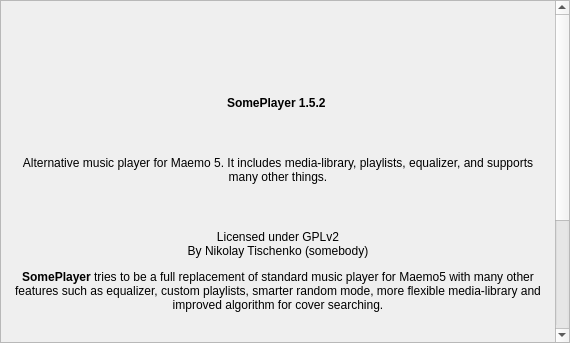
First picture: the form in src/ui/aboutform.ui, repository niktischenko/someplayer, before the edit.
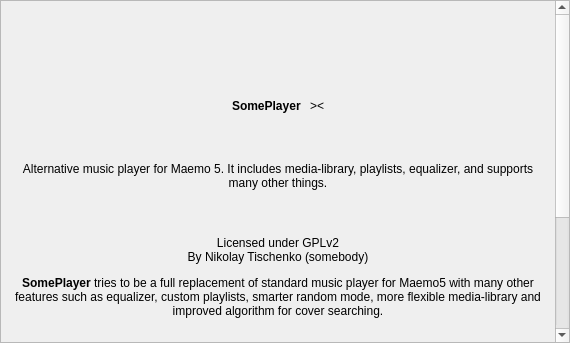
Second picture: the form after the edit. Icons and pictures are not drawn.

Commit message: Version number in about from someplayer.h

```diff
--- a/src/ui/aboutform.ui
+++ b/src/ui/aboutform.ui
@@ -32,9 +32,9 @@
       <property name="geometry">
        <rect>
         <x>0</x>
-        <y>-208</y>
+        <y>0</y>
         <width>550</width>
-        <height>562</height>
+        <height>569</height>
        </rect>
       </property>
       <layout class="QVBoxLayout" name="verticalLayout">
@@ -97,16 +97,53 @@
            </property>
           </spacer>
          </item>
-         <item row="1" column="0" colspan="3">
+        </layout>
+       </item>
+       <item>
+        <layout class="QHBoxLayout" name="horizontalLayout_4">
+         <item>
+          <spacer name="horizontalSpacer_3">
+           <property name="orientation">
+            <enum>Qt::Horizontal</enum>
+           </property>
+           <property name="sizeHint" stdset="0">
+            <size>
+             <width>40</width>
+             <height>20</height>
+            </size>
+           </property>
+          </spacer>
+         </item>
+         <item>
           <widget class="QLabel" name="nameLabel">
            <property name="text">
-            <string>&lt;b&gt;SomePlayer 1.5.2&lt;/b&gt; </string>
+            <string>&lt;b&gt;SomePlayer&lt;/b&gt; </string>
            </property>
            <property name="alignment">
             <set>Qt::AlignCenter</set>
            </property>
           </widget>
          </item>
+         <item>
+          <widget class="QLabel" name="versionLabel">
+           <property name="text">
+            <string>&gt;&lt;</string>
+           </property>
+          </widget>
+         </item>
+         <item>
+          <spacer name="horizontalSpacer_4">
+           <property name="orientation">
+            <enum>Qt::Horizontal</enum>
+           </property>
+           <property name="sizeHint" stdset="0">
+            <size>
+             <width>40</width>
+             <height>20</height>
+            </size>
+           </property>
+          </spacer>
+         </item>
         </layout>
        </item>
        <item>
```
The commit also changes 2 other files.
